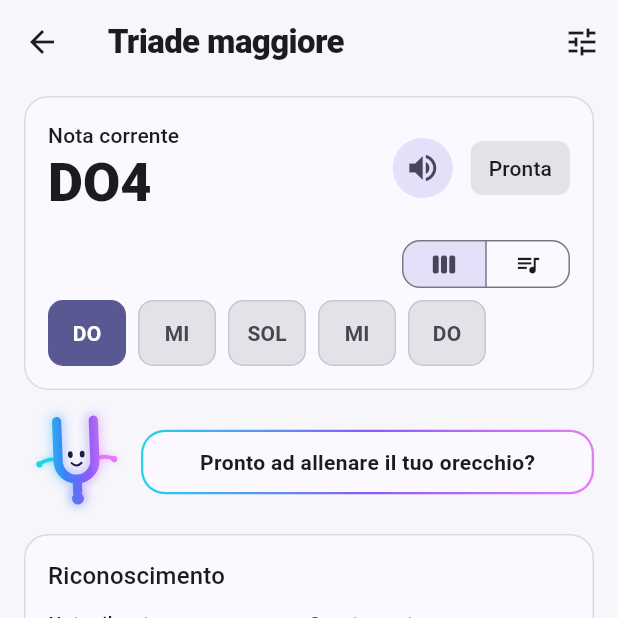
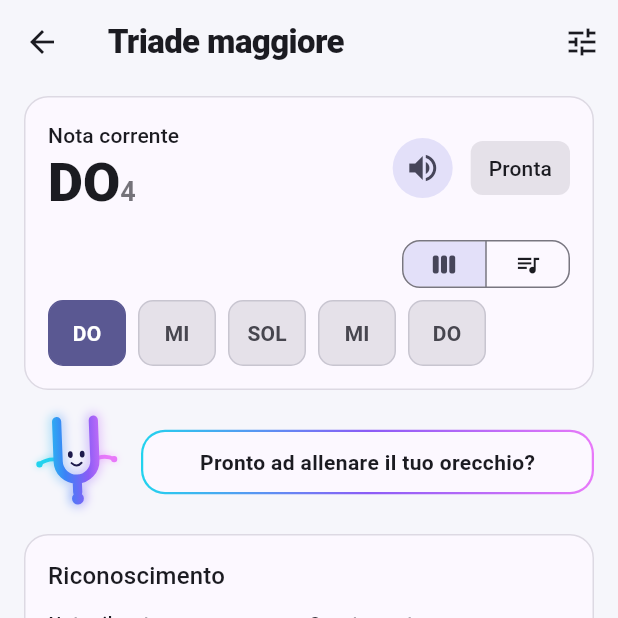
Before and after one commit to davedegrado/Intonia, a Flutter app: the TrainerScreen screen opened directly with sample values from the repository, on a phone screen of 412 x 824 dp, the top half of it. Run offline on Flutter 3.47's test engine with Material 3 defaults, Android fonts, the phone set to English and light mode, and no system bars; our stand-ins replace flutter_riverpod, go_router; missing offline and left inert: flutter_midi_pro, home_widget, record.

Commit message:
Ottava piccola ovunque si mostra una nota
NoteText/NoteRangeText/noteSpan (lib/app/note_text.dart): nome della
nota grande, ottava a metà dimensione e attenuata. Usati in Home
(riconoscimento e card estensione), trainer (nota corrente, nota di
partenza), editor delle sequenze e profilo (estensione e storico test).

Co-Authored-By: Claude Opus 5.5 <noreply@anthropic.com>
Claude-Session: https://claude.ai/code/session_01857uE5qbbTyBAyBzERo8Hg

```diff
--- /dev/null
+++ b/lib/app/note_text.dart
@@ -0,0 +1,108 @@
+import 'package:flutter/material.dart';
+
+import '../core/music/note.dart';
+import '../core/music/note_spelling.dart';
+
+/// Rapporto tra la dimensione dell'ottava e quella del nome della nota.
+const _octaveScale = 0.5;
+
+/// Nota come testo, con il nome (DO, RE…) come informazione principale e
+/// l'ottava piccola e attenuata subito dopo. Da usare ovunque si mostra una
+/// nota con l'ottava, anche dentro una frase.
+InlineSpan noteSpan(
+  SpelledNote note,
+  NoteNotation notation, {
+  required TextStyle style,
+  Color? octaveColor,
+}) {
+  final size = style.fontSize ?? 14;
+  final color = octaveColor ?? (style.color ?? Colors.black).withValues(alpha: 0.6);
+  return TextSpan(
+    children: [
+      TextSpan(text: note.label(notation), style: style),
+      TextSpan(
+        text: '${note.letterOctave}',
+        style: style.copyWith(
+          fontSize: size * _octaveScale,
+          fontWeight: FontWeight.w600,
+          color: color,
+        ),
+      ),
+    ],
+  );
+}
+
+/// Nota da un numero MIDI, scritta come tonica (es. SIb e non LA#).
+SpelledNote spelledMidi(int midi) => NoteSpeller.spellRoot(MusicalNote.fromMidi(midi));
+
+/// Widget di una nota con l'ottava piccola (vedi [noteSpan]).
+class NoteText extends StatelessWidget {
+  const NoteText(
+    this.note, {
+    required this.notation,
+    this.style,
+    this.octaveColor,
+    this.textAlign,
+    super.key,
+  });
+
+  final SpelledNote note;
+  final NoteNotation notation;
+  final TextStyle? style;
+  final Color? octaveColor;
+  final TextAlign? textAlign;
+
+  @override
+  Widget build(BuildContext context) {
+    final base = DefaultTextStyle.of(context).style.merge(style);
+    return Text.rich(
+      noteSpan(note, notation, style: base, octaveColor: octaveColor),
+      textAlign: textAlign,
+      semanticsLabel: '${note.label(notation)}, ottava ${note.letterOctave}',
+    );
+  }
+}
+
+/// Intervallo tra due note ("DO3 – SOL5") con le ottave piccole.
+class NoteRangeText extends StatelessWidget {
+  const NoteRangeText({
+    required this.low,
+    required this.high,
+    required this.notation,
+    this.style,
+    this.octaveColor,
+    this.textAlign,
+    this.prefix,
+    this.suffix,
+    super.key,
+  });
+
+  final SpelledNote low;
+  final SpelledNote high;
+  final NoteNotation notation;
+  final TextStyle? style;
+  final Color? octaveColor;
+  final TextAlign? textAlign;
+
+  /// Testo prima e dopo l'intervallo, con lo stesso stile.
+  final String? prefix;
+  final String? suffix;
+
+  @override
+  Widget build(BuildContext context) {
+    final base = DefaultTextStyle.of(context).style.merge(style);
+    return Text.rich(
+      TextSpan(
+        style: base,
+        children: [
+          if (prefix != null) TextSpan(text: prefix),
+          noteSpan(low, notation, style: base, octaveColor: octaveColor),
+          const TextSpan(text: ' – '),
+          noteSpan(high, notation, style: base, octaveColor: octaveColor),
+          if (suffix != null) TextSpan(text: suffix),
+        ],
+      ),
+      textAlign: textAlign,
+    );
+  }
+}
--- a/lib/features/library/presentation/custom_exercise_editor_screen.dart
+++ b/lib/features/library/presentation/custom_exercise_editor_screen.dart
@@ -2,6 +2,7 @@ import 'package:flutter/material.dart';
 import 'package:flutter_riverpod/flutter_riverpod.dart';
 import 'package:go_router/go_router.dart';
 
+import '../../../app/note_text.dart';
 import '../../../core/music/exercise.dart';
 import '../../../core/music/note.dart';
 import '../../../core/music/note_spelling.dart';
@@ -257,7 +258,7 @@ class _CustomExerciseEditorScreenState extends ConsumerState<CustomExerciseEdito
                   children: [
                     for (var i = 0; i < spelled.length; i++)
                       InputChip(
-                        label: Text(spelled[i].fullLabel(notation)),
+                        label: NoteText(spelled[i], notation: notation),
                         onDeleted: () => setState(() => _midis.removeAt(i)),
                       ),
                   ],
--- a/lib/features/trainer/presentation/screens/trainer_screen.dart
+++ b/lib/features/trainer/presentation/screens/trainer_screen.dart
@@ -1,6 +1,7 @@
 import 'package:flutter/material.dart';
 import 'package:flutter_riverpod/flutter_riverpod.dart';
 
+import '../../../../app/note_text.dart';
 import '../../../../core/music/exercise.dart';
 import '../../../../core/music/note.dart';
 import '../../../../core/music/note_spelling.dart';
@@ -89,9 +90,9 @@ class _TrainerScreenState extends ConsumerState<TrainerScreen> with WidgetsBindi
     final notation = ref.watch(notationProvider);
     final theme = Theme.of(context);
     final spelled = NoteSpeller.spellSequence(state.sequence);
-    final currentLabel = state.currentIndex < spelled.length
-        ? spelled[state.currentIndex].fullLabel(notation)
-        : state.currentNote.fullLabelFor(notation);
+    final currentNote = state.currentIndex < spelled.length
+        ? spelled[state.currentIndex]
+        : NoteSpeller.spellRoot(state.currentNote);
 
     return Scaffold(
       appBar: AppBar(
@@ -124,8 +125,9 @@ class _TrainerScreenState extends ConsumerState<TrainerScreen> with WidgetsBindi
                                   crossAxisAlignment: CrossAxisAlignment.start,
                                   children: [
                                     Text('Nota corrente', style: theme.textTheme.labelLarge),
-                                    Text(
-                                      currentLabel,
+                                    NoteText(
+                                      currentNote,
+                                      notation: notation,
                                       style: theme.textTheme.displaySmall
                                           ?.copyWith(fontWeight: FontWeight.w800),
                                     ),
@@ -212,7 +214,7 @@ class _BottomControlBar extends ConsumerWidget {
     // Le sequenze custom sono costruite su note assolute: niente selettori
     // di tonalità/ottava, si parte dalla nota con cui sono state create.
     final fixedRoot = exercise.isCustom && exercise.rootMidi != null
-        ? NoteSpeller.spellRoot(MusicalNote.fromMidi(exercise.rootMidi!)).fullLabel(notation)
+        ? NoteSpeller.spellRoot(MusicalNote.fromMidi(exercise.rootMidi!))
         : null;
 
     return Material(
@@ -229,8 +231,12 @@ class _BottomControlBar extends ConsumerWidget {
                   Icon(Icons.push_pin_outlined,
                       size: 18, color: theme.colorScheme.onSurfaceVariant),
                   const SizedBox(width: 6),
-                  Text(
-                    'Nota di partenza: $fixedRoot',
+                  Text.rich(
+                    TextSpan(children: [
+                      const TextSpan(text: 'Nota di partenza: '),
+                      noteSpan(fixedRoot, notation,
+                          style: theme.textTheme.labelLarge ?? const TextStyle()),
+                    ]),
                     style: theme.textTheme.labelLarge,
                   ),
                 ],
```
Also changed, not shown: lib/features/library/presentation/home_screen.dart (+13 -9 lines), lib/features/profile/presentation/profile_screen.dart (+27 -13 lines), lib/features/tuner/presentation/detected_note_label.dart (deleted, +0 -42 lines), 2 other files.
